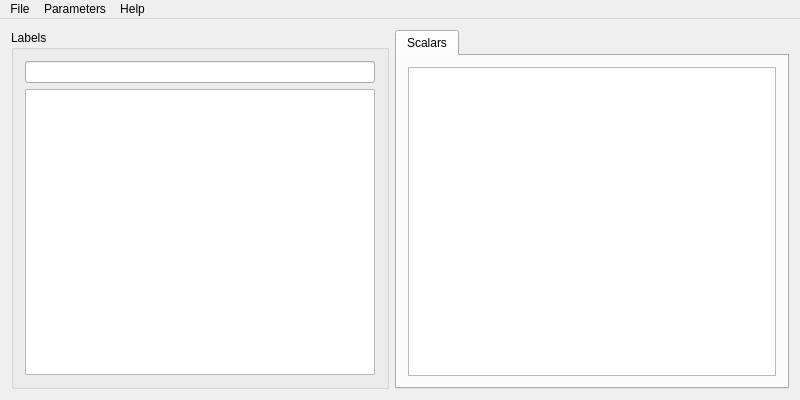
The window that forms/mainwindow.ui (pa23/diecat) describes before a commit, drawn with Qt 5.
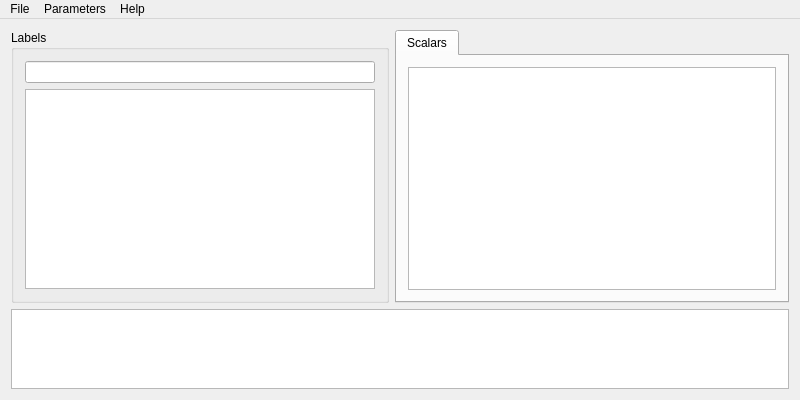
The same window after the commit.

Commit message: v0.2.0 Operations log in main window added.

```diff
--- a/forms/mainwindow.ui
+++ b/forms/mainwindow.ui
@@ -111,6 +111,27 @@
       </item>
      </layout>
     </item>
+    <item>
+     <widget class="QPlainTextEdit" name="plainTextEdit_log">
+      <property name="maximumSize">
+       <size>
+        <width>16777215</width>
+        <height>80</height>
+       </size>
+      </property>
+      <property name="font">
+       <font>
+        <family>Monospace</family>
+       </font>
+      </property>
+      <property name="undoRedoEnabled">
+       <bool>false</bool>
+      </property>
+      <property name="readOnly">
+       <bool>true</bool>
+      </property>
+     </widget>
+    </item>
    </layout>
   </widget>
   <widget class="QMenuBar" name="menuBar">
```
The commit also changes 2 other files.
